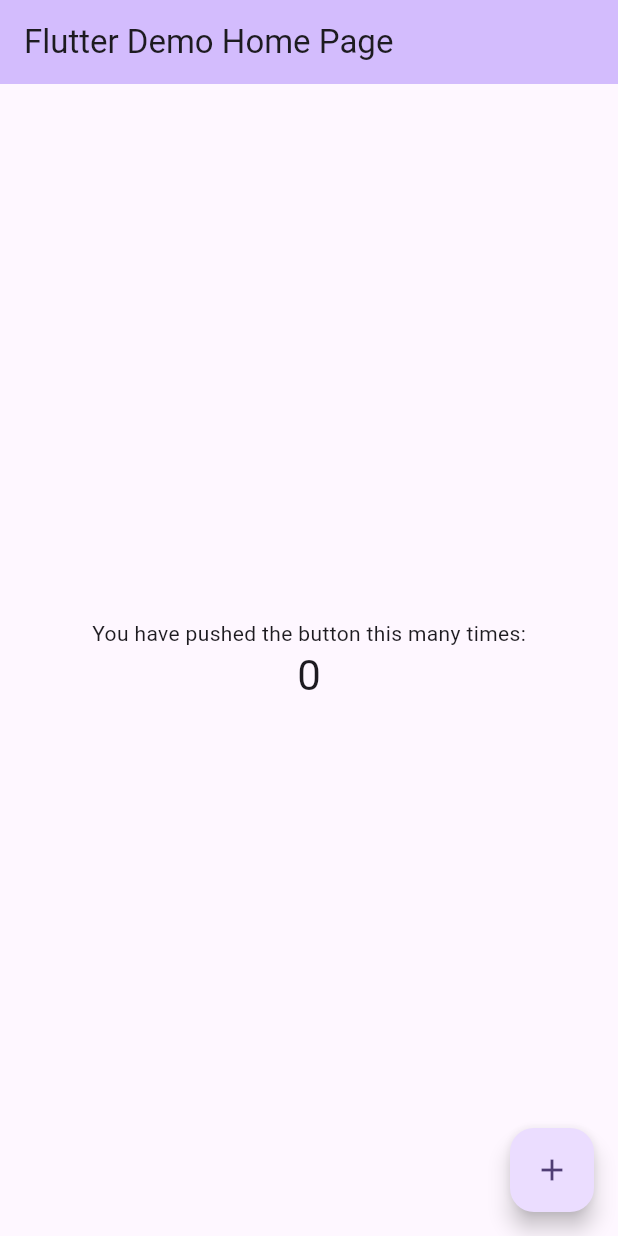
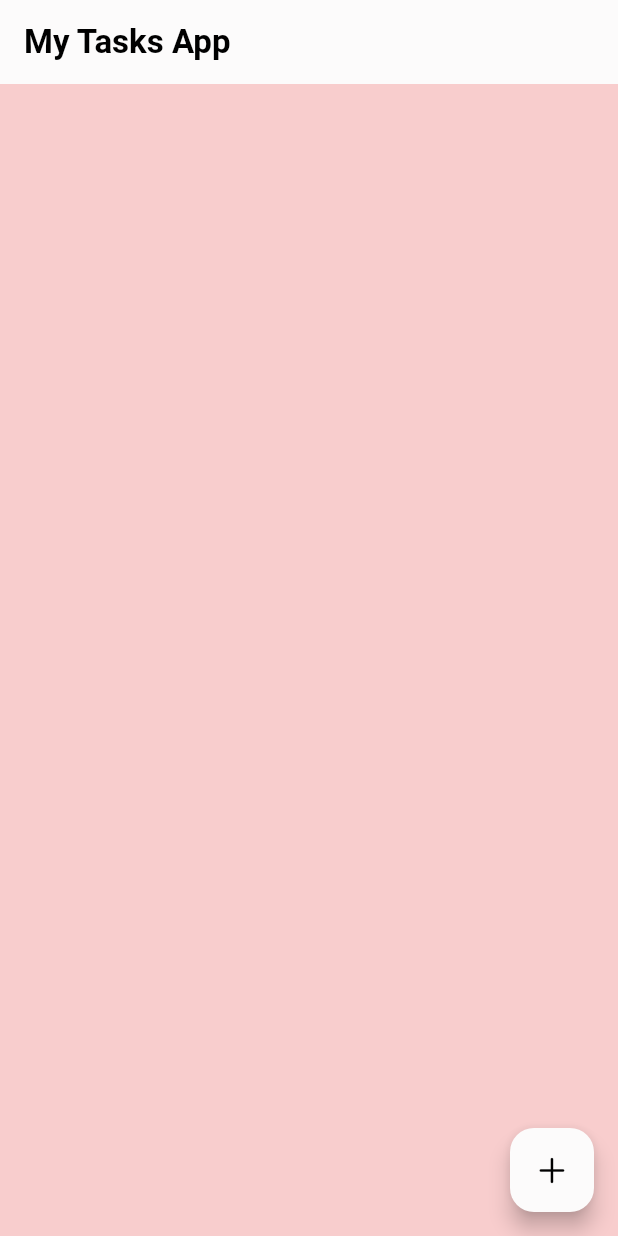
Before and after one commit to Rodion98/Neobis_Flutter_Hello_Flutter, a Flutter app: the screen it shows after launch, on a phone screen of 412 x 824 dp. Run offline on Flutter 3.47's test engine with Material 3 defaults, Android fonts, the phone set to English and light mode, and no system bars; our stand-ins replace bloc, equatable, flutter_bloc, flutter_slidable, hydrated_bloc.

Commit message:
Final project

```diff
--- /dev/null
+++ b/lib/app.dart
@@ -0,0 +1,11 @@
+import 'package:flutter/material.dart';
+import 'package:neobis_flutter_hello_flutter/my_app_view.dart';
+
+class MyApp extends StatelessWidget {
+  const MyApp({super.key});
+
+  @override
+  Widget build(BuildContext context) {
+    return const MyAppView();
+  }
+}
--- /dev/null
+++ b/lib/bloc/task_bloc.dart
@@ -0,0 +1,63 @@
+import 'package:equatable/equatable.dart';
+import 'package:flutter/material.dart';
+import 'package:hydrated_bloc/hydrated_bloc.dart';
+import 'package:neobis_flutter_hello_flutter/data/task.dart';
+
+part 'task_event.dart';
+part 'task_state.dart';
+
+class TaskBloc extends HydratedBloc<TaskEvent, TaskState> {
+  TaskBloc() : super(const TaskState()) {
+    on<TaskStarted>(_onStarted);
+    on<AddTask>(_onAddTask);
+    on<RemoveTask>(_onRemoveTask);
+  }
+
+  void _onStarted(
+    TaskStarted event,
+    Emitter<TaskState> emit,
+  ) {
+    if (state.status == TaskStatus.success) return;
+    emit(state.copyWith(tasks: state.tasks, status: TaskStatus.success));
+  }
+
+  void _onAddTask(
+    AddTask event,
+    Emitter<TaskState> emit,
+  ) {
+    emit(state.copyWith(status: TaskStatus.loading));
+    try {
+      List<Task> temp = [];
+      temp.addAll(state.tasks);
+      temp.insert(0, event.task);
+      emit(state.copyWith(tasks: temp, status: TaskStatus.success));
+    } catch (e) {
+      emit(state.copyWith(status: TaskStatus.error));
+    }
+  }
+
+  void _onRemoveTask(
+    RemoveTask event,
+    Emitter<TaskState> emit,
+  ) {
+    emit(state.copyWith(status: TaskStatus.loading));
+    try {
+      state.tasks.remove(event.task);
+      emit(state.copyWith(tasks: state.tasks, status: TaskStatus.success));
+    } catch (e) {
+      emit(state.copyWith(status: TaskStatus.error));
+    }
+  }
+
+  @override
+  TaskState? fromJson(Map<String, dynamic> json) {
+    // print(json);
+    return TaskState.fromJson(json);
+  }
+
+  @override
+  Map<String, dynamic>? toJson(TaskState state) {
+    // print(state);
+    return state.toJson();
+  }
+}
--- /dev/null
+++ b/lib/bloc/task_event.dart
@@ -0,0 +1,38 @@
+part of 'task_bloc.dart';
+
+@immutable
+abstract class TaskEvent extends Equatable {
+  const TaskEvent();
+
+  @override
+  List<Object?> get props => [];
+}
+
+class TaskStarted extends TaskEvent {}
+
+class AddTask extends TaskEvent {
+  final Task task;
+
+  const AddTask(this.task);
+
+  @override
+  List<Object?> get props => [task];
+}
+
+class RemoveTask extends TaskEvent {
+  final Task task;
+
+  const RemoveTask(this.task);
+
+  @override
+  List<Object?> get props => [task];
+}
+
+class AlterTask extends TaskEvent {
+  final int index;
+
+  const AlterTask(this.index);
+
+  @override
+  List<Object?> get props => [index];
+}
--- /dev/null
+++ b/lib/bloc/task_state.dart
@@ -0,0 +1,44 @@
+part of 'task_bloc.dart';
+
+enum TaskStatus { initial, loading, success, error }
+
+@immutable
+class TaskState extends Equatable {
+  final List<Task> tasks;
+  final TaskStatus status;
+
+  const TaskState(
+      {this.tasks = const <Task>[], this.status = TaskStatus.initial});
+
+  TaskState copyWith({
+    List<Task>? tasks,
+    TaskStatus? status,
+  }) {
+    return TaskState(tasks: tasks ?? this.tasks, status: status ?? this.status);
+  }
+
+  @override
+  factory TaskState.fromJson(Map<String, dynamic> json) {
+    try {
+      // print(json);
+      var listOfTasks = (json['task'] as List<dynamic>)
+          .map((e) => Task.fromJson(e as Map<String, dynamic>))
+          .toList();
+      print(listOfTasks);
+
+      return TaskState(
+          tasks: listOfTasks,
+          status: TaskStatus.values
+              .firstWhere((element) => element.toString() == json['status']));
+    } catch (e) {
+      rethrow;
+    }
+  }
+
+  Map<String, dynamic> toJson() {
+    return {'task': tasks, 'status': status.toString()};
+  }
+
+  @override
+  List<Object?> get props => [tasks, status];
+}
--- /dev/null
+++ b/lib/data/task.dart
@@ -0,0 +1,35 @@
+class Task {
+  final String task;
+  // int id;
+
+  Task({
+    this.task = '',
+    // required this.id
+  });
+
+  Task copyWith({
+    String? task,
+    // int? id,
+  }) {
+    return Task(task: task ?? this.task);
+    //  id: id ?? this.id)
+  }
+
+  factory Task.fromJson(Map<String, dynamic> json) {
+    return Task(task: json['task']
+        // id: json['id']
+        );
+  }
+
+  Map<String, dynamic> toJson() {
+    return {
+      'task': task
+      // 'id' : id
+    };
+  }
+
+  @override
+  String toString() {
+    return '''Task: {task: $task\n}''';
+  }
+}
--- /dev/null
+++ b/lib/home_screens/components/list_view.dart
@@ -0,0 +1,63 @@
+// ignore: depend_on_referenced_packages
+import 'package:flutter_slidable/flutter_slidable.dart';
+
+import 'package:flutter/material.dart';
+import 'package:flutter_bloc/flutter_bloc.dart';
+import 'package:neobis_flutter_hello_flutter/bloc/task_bloc.dart';
+
+// ignore: must_be_immutable
+class MyListView extends StatefulWidget {
+  dynamic removetask;
+  MyListView(this.removetask, {super.key});
+
+  @override
+  State<MyListView> createState() => _MyListViewState();
+}
+
+class _MyListViewState extends State<MyListView> {
+  @override
+  Widget build(BuildContext context) {
+    return Padding(
+      padding: const EdgeInsets.all(8.0),
+      child: BlocBuilder<TaskBloc, TaskState>(
+        builder: (context, state) {
+          if (state.status == TaskStatus.success) {
+            return ListView.builder(
+                itemCount: state.tasks.length,
+                itemBuilder: (context, int i) {
+                  return Card(
+                    color: Theme.of(context).colorScheme.primary,
+                    elevation: 1,
+                    shape: RoundedRectangleBorder(
+                        borderRadius: BorderRadius.circular(10)),
+                    child: Slidable(
+                        key: const ValueKey(0),
+                        startActionPane: ActionPane(
+                          motion: const ScrollMotion(),
+                          children: [
+                            SlidableAction(
+                              onPressed: (_) {
+                                widget.removetask(state.tasks[i]);
+                              },
+                              backgroundColor: const Color(0xFFFE4A49),
+                              foregroundColor: Colors.white,
+                              icon: Icons.delete,
+                              label: 'Delete',
+                            ),
+                          ],
+                        ),
+                        child: ListTile(
+                          title: Text(state.tasks[i].task),
+                        )),
+                  );
+                });
+          } else if (state.status == TaskStatus.initial) {
+            return const Center(child: CircularProgressIndicator());
+          } else {
+            return Container();
+          }
+        },
+      ),
+    );
+  }
+}
--- /dev/null
+++ b/lib/home_screens/home.dart
@@ -0,0 +1,47 @@
+import 'package:flutter/material.dart';
+import 'package:flutter_bloc/flutter_bloc.dart';
+
+import 'package:neobis_flutter_hello_flutter/bloc/task_bloc.dart';
+import 'package:neobis_flutter_hello_flutter/data/task.dart';
+import 'package:neobis_flutter_hello_flutter/home_screens/components/floating_action_button.dart';
+import 'package:neobis_flutter_hello_flutter/home_screens/components/list_view.dart';
+
+class HomeScreen extends StatefulWidget {
+  const HomeScreen({super.key});
+
+  @override
+  State<HomeScreen> createState() => _HomeScreenState();
+}
+
+class _HomeScreenState extends State<HomeScreen> {
+  addTask(Task task) {
+    context.read<TaskBloc>().add(
+          AddTask(task),
+        );
+  }
+
+  removeTask(Task task) {
+    context.read<TaskBloc>().add(
+          RemoveTask(task),
+        );
+  }
+
+  @override
+  Widget build(BuildContext context) {
+    return Scaffold(
+        backgroundColor: Theme.of(context).colorScheme.background,
+        floatingActionButton: BlocProvider<TaskBloc>(
+          create: (context) => TaskBloc(),
+          child: FloatActButton(addTask),
+        ),
+        appBar: AppBar(
+          backgroundColor: Theme.of(context).colorScheme.primary,
+          elevation: 0,
+          title: const Text(
+            'My Tasks App',
+            style: TextStyle(color: Colors.black, fontWeight: FontWeight.bold),
+          ),
+        ),
+        body: MyListView(removeTask));
+  }
+}
--- a/lib/main.dart
+++ b/lib/main.dart
@@ -1,125 +1,14 @@
 import 'package:flutter/material.dart';
+import 'package:hydrated_bloc/hydrated_bloc.dart';
+import 'package:neobis_flutter_hello_flutter/app.dart';
+import 'package:neobis_flutter_hello_flutter/simple_bloc_observer.dart';
+import 'package:path_provider/path_provider.dart';
 
-void main() {
+void main() async {
+  WidgetsFlutterBinding.ensureInitialized();
+  HydratedBloc.storage = await HydratedStorage.build(
+    storageDirectory: await getTemporaryDirectory(),
+  );
+  Bloc.observer = SimpleBlocObserver();
   runApp(const MyApp());
 }
-
-class MyApp extends StatelessWidget {
-  const MyApp({super.key});
-
-  // This widget is the root of your application.
-  @override
-  Widget build(BuildContext context) {
-    return MaterialApp(
-      title: 'Flutter Demo',
-      theme: ThemeData(
-        // This is the theme of your application.
-        //
-        // TRY THIS: Try running your application with "flutter run". You'll see
-        // the application has a purple toolbar. Then, without quitting the app,
-        // try changing the seedColor in the colorScheme below to Colors.green
-        // and then invoke "hot reload" (save your changes or press the "hot
-        // reload" button in a Flutter-supported IDE, or press "r" if you used
-        // the command line to start the app).
-        //
-        // Notice that the counter didn't reset back to zero; the application
-        // state is not lost during the reload. To reset the state, use hot
-        // restart instead.
-        //
-        // This works for code too, not just values: Most code changes can be
-        // tested with just a hot reload.
-        colorScheme: ColorScheme.fromSeed(seedColor: Colors.deepPurple),
-        useMaterial3: true,
-      ),
-      home: const MyHomePage(title: 'Flutter Demo Home Page'),
-    );
-  }
-}
-
-class MyHomePage extends StatefulWidget {
-  const MyHomePage({super.key, required this.title});
-
-  // This widget is the home page of your application. It is stateful, meaning
-  // that it has a State object (defined below) that contains fields that affect
-  // how it looks.
-
-  // This class is the configuration for the state. It holds the values (in this
-  // case the title) provided by the parent (in this case the App widget) and
-  // used by the build method of the State. Fields in a Widget subclass are
-  // always marked "final".
-
-  final String title;
-
-  @override
-  State<MyHomePage> createState() => _MyHomePageState();
-}
-
-class _MyHomePageState extends State<MyHomePage> {
-  int _counter = 0;
-
-  void _incrementCounter() {
-    setState(() {
-      // This call to setState tells the Flutter framework that something has
-      // changed in this State, which causes it to rerun the build method below
-      // so that the display can reflect the updated values. If we changed
-      // _counter without calling setState(), then the build method would not be
-      // called again, and so nothing would appear to happen.
-      _counter++;
-    });
-  }
-
-  @override
-  Widget build(BuildContext context) {
-    // This method is rerun every time setState is called, for instance as done
-    // by the _incrementCounter method above.
-    //
-    // The Flutter framework has been optimized to make rerunning build methods
-    // fast, so that you can just rebuild anything that needs updating rather
-    // than having to individually change instances of widgets.
-    return Scaffold(
-      appBar: AppBar(
-        // TRY THIS: Try changing the color here to a specific color (to
-        // Colors.amber, perhaps?) and trigger a hot reload to see the AppBar
-        // change color while the other colors stay the same.
-        backgroundColor: Theme.of(context).colorScheme.inversePrimary,
-        // Here we take the value from the MyHomePage object that was created by
-        // the App.build method, and use it to set our appbar title.
-        title: Text(widget.title),
-      ),
-      body: Center(
-        // Center is a layout widget. It takes a single child and positions it
-        // in the middle of the parent.
-        child: Column(
-          // Column is also a layout widget. It takes a list of children and
-          // arranges them vertically. By default, it sizes itself to fit its
-          // children horizontally, and tries to be as tall as its parent.
-          //
-          // Column has various properties to control how it sizes itself and
-          // how it positions its children. Here we use mainAxisAlignment to
-          // center the children vertically; the main axis here is the vertical
-          // axis because Columns are vertical (the cross axis would be
-          // horizontal).
-          //
-          // TRY THIS: Invoke "debug painting" (choose the "Toggle Debug Paint"
-          // action in the IDE, or press "p" in the console), to see the
-          // wireframe for each widget.
-          mainAxisAlignment: MainAxisAlignment.center,
-          children: <Widget>[
-            const Text(
-              'You have pushed the button this many times:',
-            ),
-            Text(
-              '$_counter',
-              style: Theme.of(context).textTheme.headlineMedium,
-            ),
-          ],
-        ),
-      ),
-      floatingActionButton: FloatingActionButton(
-        onPressed: _incrementCounter,
-        tooltip: 'Increment',
-        child: const Icon(Icons.add),
-      ), // This trailing comma makes auto-formatting nicer for build methods.
-    );
-  }
-}
--- /dev/null
+++ b/lib/my_app_view.dart
@@ -0,0 +1,30 @@
+import 'package:flutter/material.dart';
+import 'package:neobis_flutter_hello_flutter/bloc/task_bloc.dart';
+import 'package:flutter_bloc/flutter_bloc.dart';
+
+import 'package:neobis_flutter_hello_flutter/home_screens/home.dart';
+
+class MyAppView extends StatelessWidget {
+  const MyAppView({super.key});
+
+  @override
+  Widget build(BuildContext context) {
+    return MaterialApp(
+      debugShowCheckedModeBanner: false,
+      title: 'Tasks app',
+      theme: ThemeData(
+        colorScheme: const ColorScheme.light(
+            background: Color.fromARGB(255, 248, 205, 205),
+            onBackground: Colors.black,
+            primary: Color.fromARGB(255, 252, 251, 251),
+            onPrimary: Colors.black,
+            secondary: Color.fromARGB(255, 15, 19, 12),
+            onSecondary: Color.fromARGB(255, 243, 243, 243)),
+      ),
+      home: BlocProvider<TaskBloc>(
+        create: (context) => TaskBloc()..add(TaskStarted()),
+        child: const HomeScreen(),
+      ),
+    );
+  }
+}
--- a/pubspec.yaml
+++ b/pubspec.yaml
@@ -35,6 +35,12 @@ dependencies:
   # The following adds the Cupertino Icons font to your application.
   # Use with the CupertinoIcons class for iOS style icons.
   cupertino_icons: ^1.0.2
+  hydrated_bloc: ^9.1.4
+  path_provider: ^2.1.2
+  meta: ^1.10.0
+  equatable: ^2.0.5
+  flutter_bloc: ^8.1.4
+  flutter_slidable: ^3.0.1
 
 dev_dependencies:
   flutter_test:
```
Also changed, not shown: lib/home_screens/components/floating_action_button.dart (added, +103 -0 lines), lib/simple_bloc_observer.dart (added, +40 -0 lines), pubspec.lock, 3 other files.
